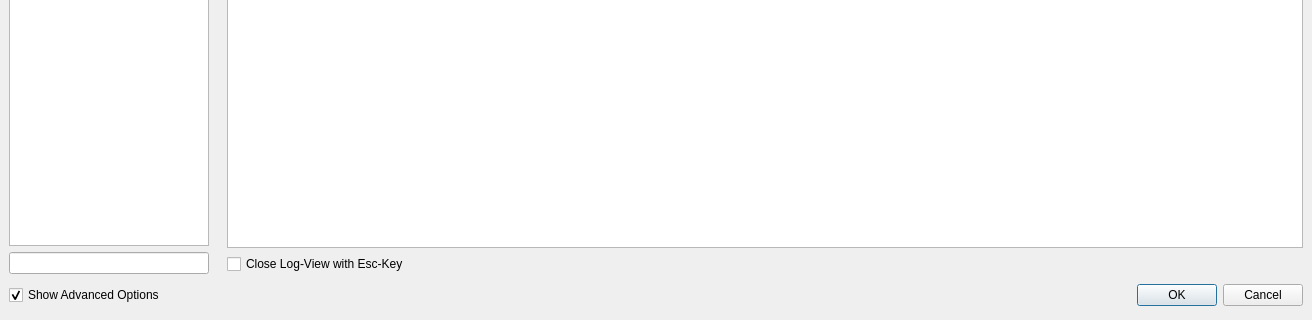
Qt form configdialog.ui (texstudio-org/texstudio) before a commit; both pictures show x 0 to 1312 and y 540 to 860 of the 1312 by 860 pixel window.
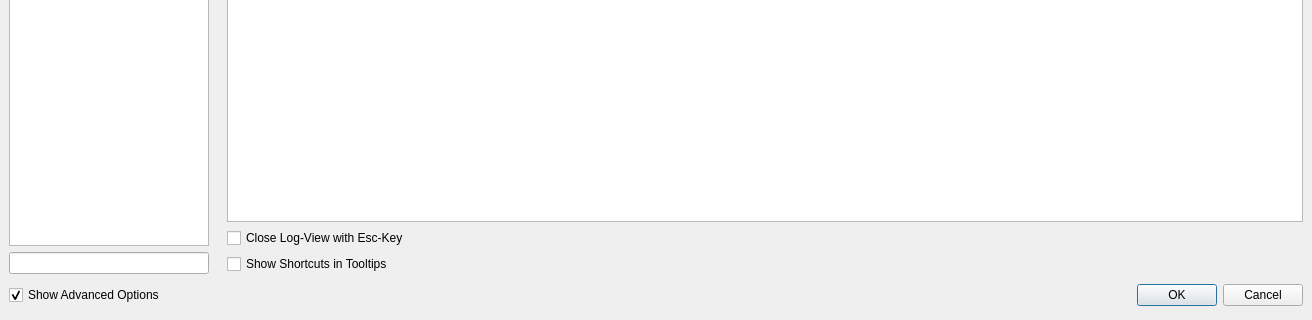
The same form after that commit. The open tabs and pages were chosen to show the change. Icons and pictures are not drawn.

Commit message: show shortcuts in tooltips (can be deactivated in the options)

What changed in the file:
```diff
--- a/configdialog.ui
+++ b/configdialog.ui
@@ -1020,6 +1020,13 @@
          </property>
         </widget>
        </item>
+       <item>
+        <widget class="QCheckBox" name="checkBoxShowShortcutsInTooltips">
+         <property name="text">
+          <string>Show Shortcuts in Tooltips</string>
+         </property>
+        </widget>
+       </item>
       </layout>
      </widget>
      <widget class="QWidget" name="pageLatexMenus">
```
Left out of the diff: 8 changed lines with no effect on the pictures. The commit also changes 5 other files.
